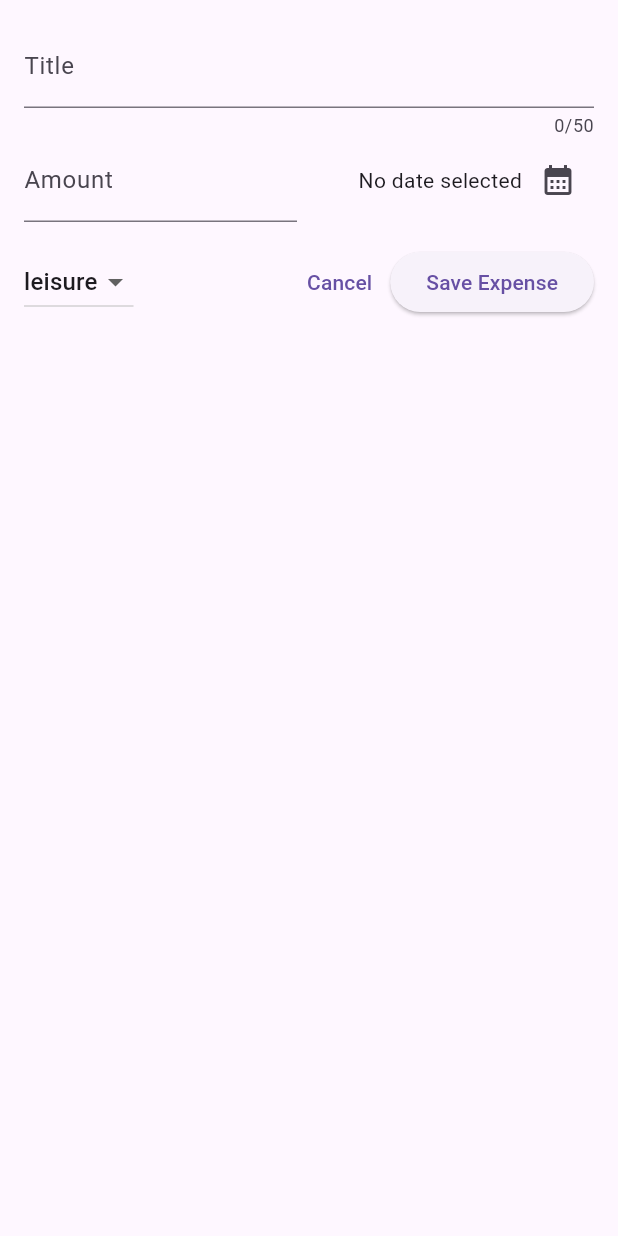
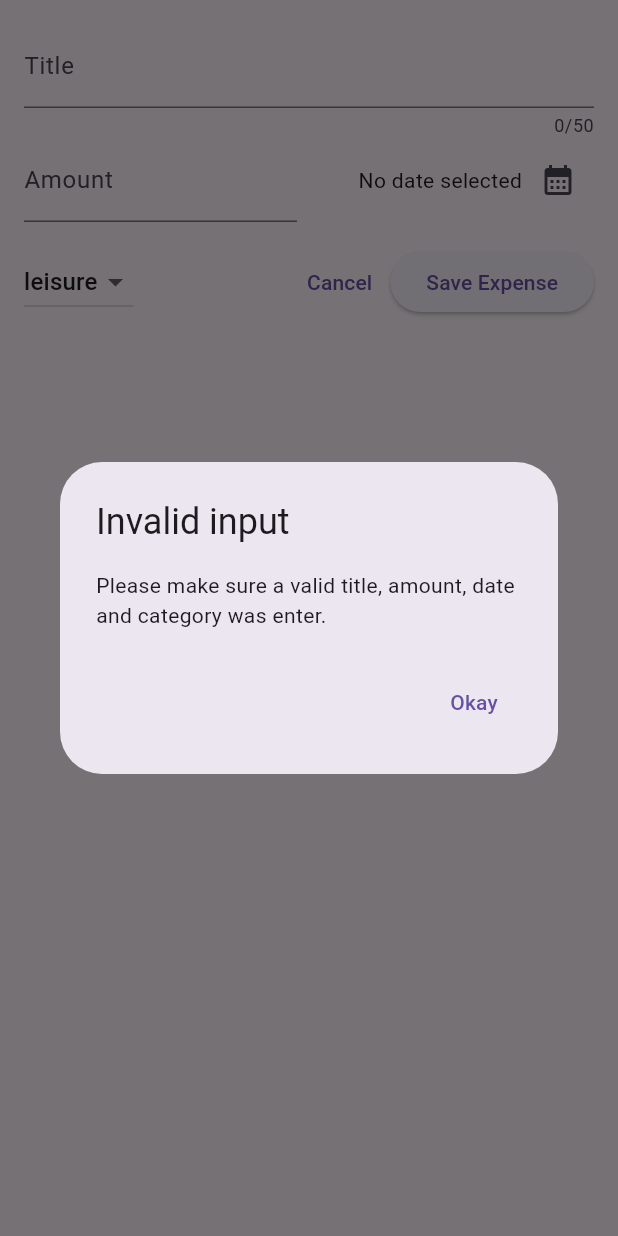
Before and after one commit to homebrew-coding-club/expense_tracker_app, a Flutter app: the NewExpense widget shown alone on an empty page, opened directly, after a tap on "Save Expense", on a phone screen of 412 x 824 dp. Run offline on Flutter 3.47's test engine with Material 2 defaults, Android fonts, the phone set to English and light mode, and no system bars.

Commit message:
add validate user input and show error dialog

```diff
--- a/lib/widgets/new_expense.dart
+++ b/lib/widgets/new_expense.dart
@@ -36,8 +36,25 @@ class _NewExpenseState extends State<NewExpense> {
     final enteredAmount = double.tryParse(_amountController.text);
     final amountIsInvalid = enteredAmount == null || enteredAmount <= 0;
 
-    if(_titleController.text.trim().isEmpty || amountIsInvalid || _selectedDate == null)  {
-      // show err msg
+    if (_titleController.text.trim().isEmpty ||
+        amountIsInvalid ||
+        _selectedDate == null) {
+      showDialog(
+        context: context,
+        builder: (ctx) => AlertDialog(
+          title: const Text('Invalid input'),
+          content: const Text('Please make sure a valid title, amount, date and category was enter.'),
+          actions: [
+            TextButton(
+              onPressed: () {
+                Navigator.pop(ctx);
+              },
+              child: const Text('Okay'),
+            ),
+          ],
+        ),
+      );
+      return;
     }
   }
 
@@ -95,7 +112,9 @@ class _NewExpenseState extends State<NewExpense> {
               ),
             ],
           ),
-          const SizedBox(height: 16,),
+          const SizedBox(
+            height: 16,
+          ),
           Row(
             children: [
               DropdownButton(
```
